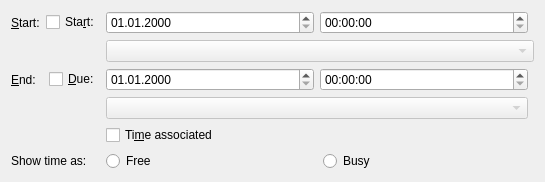
Above: incidenceeditors/incidenceeditor-ng/iedatetimemobile.ui from chusopr/kdepim-ktimetracker-akonadi before the change. Below: the same form after it.
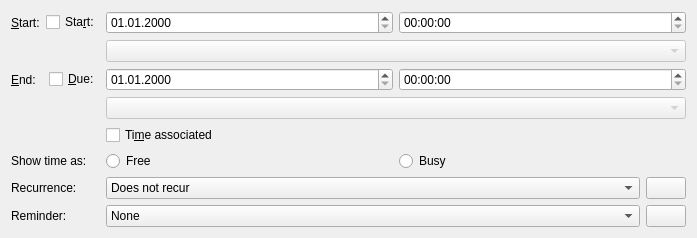
That is the form after the change. Custom widgets are drawn as their Qt base class.

Commit message: Enable most of the alarm and recurrence code for mobile too

Patch:
```diff
--- a/incidenceeditors/incidenceeditor-ng/iedatetimemobile.ui
+++ b/incidenceeditors/incidenceeditor-ng/iedatetimemobile.ui
@@ -6,12 +6,12 @@
    <rect>
     <x>0</x>
     <y>0</y>
-    <width>545</width>
-    <height>174</height>
+    <width>697</width>
+    <height>234</height>
    </rect>
   </property>
-  <layout class="QGridLayout" name="gridLayout">
-   <item row="1" column="0" colspan="2">
+  <layout class="QGridLayout" name="gridLayout_2">
+   <item row="0" column="0">
     <layout class="QHBoxLayout" name="horizontalLayout_7">
      <item>
       <widget class="QLabel" name="mStartLabel">
@@ -41,14 +41,14 @@
      </item>
     </layout>
    </item>
-   <item row="1" column="2">
+   <item row="0" column="1">
     <widget class="QDateEdit" name="mStartDateEdit">
      <property name="displayFormat">
       <string>MM.dd.yyyy</string>
      </property>
     </widget>
    </item>
-   <item row="1" column="3">
+   <item row="0" column="2">
     <widget class="QTimeEdit" name="mStartTimeEdit">
      <property name="sizePolicy">
       <sizepolicy hsizetype="MinimumExpanding" vsizetype="Fixed">
@@ -58,7 +58,23 @@
      </property>
     </widget>
    </item>
-   <item row="3" column="0" colspan="2">
+   <item row="1" column="1" colspan="2">
+    <widget class="KPIM::KTimeZoneComboBox" name="mTimeZoneComboStart">
+     <property name="enabled">
+      <bool>false</bool>
+     </property>
+     <property name="sizePolicy">
+      <sizepolicy hsizetype="MinimumExpanding" vsizetype="Fixed">
+       <horstretch>0</horstretch>
+       <verstretch>0</verstretch>
+      </sizepolicy>
+     </property>
+     <property name="whatsThis">
+      <string extracomment="@info:whatsthis">Select the timezone for this event. It will also affect recurrences</string>
+     </property>
+    </widget>
+   </item>
+   <item row="2" column="0">
     <layout class="QHBoxLayout" name="horizontalLayout_8">
      <item>
       <widget class="QLabel" name="mEndLabel">
@@ -88,7 +104,7 @@
      </item>
     </layout>
    </item>
-   <item row="3" column="2">
+   <item row="2" column="1">
     <widget class="QDateEdit" name="mEndDateEdit">
      <property name="sizePolicy">
       <sizepolicy hsizetype="MinimumExpanding" vsizetype="Fixed">
@@ -101,7 +117,7 @@
      </property>
     </widget>
    </item>
-   <item row="3" column="3">
+   <item row="2" column="2">
     <widget class="QTimeEdit" name="mEndTimeEdit">
      <property name="sizePolicy">
       <sizepolicy hsizetype="MinimumExpanding" vsizetype="Fixed">
@@ -111,7 +127,33 @@
      </property>
     </widget>
    </item>
-   <item row="7" column="0">
+   <item row="3" column="1" colspan="2">
+    <widget class="KPIM::KTimeZoneComboBox" name="mTimeZoneComboEnd">
+     <property name="enabled">
+      <bool>false</bool>
+     </property>
+     <property name="sizePolicy">
+      <sizepolicy hsizetype="MinimumExpanding" vsizetype="Fixed">
+       <horstretch>0</horstretch>
+       <verstretch>0</verstretch>
+      </sizepolicy>
+     </property>
+     <property name="whatsThis">
+      <string extracomment="@info:whatsthis">Select the timezone for this event. It will also affect recurrences</string>
+     </property>
+    </widget>
+   </item>
+   <item row="4" column="1" colspan="2">
+    <widget class="QCheckBox" name="mHasTimeCheck">
+     <property name="whatsThis">
+      <string>Set if this to-do's start and due dates have times associated with them.</string>
+     </property>
+     <property name="text">
+      <string>Ti&amp;me associated</string>
+     </property>
+    </widget>
+   </item>
+   <item row="5" column="0">
     <widget class="QLabel" name="mFreeBusyLabel">
      <property name="sizePolicy">
       <sizepolicy hsizetype="Fixed" vsizetype="Preferred">
@@ -124,7 +166,7 @@
      </property>
     </widget>
    </item>
-   <item row="7" column="2" colspan="3">
+   <item row="5" column="1" colspan="2">
     <layout class="QHBoxLayout" name="horizontalLayout">
      <item>
       <widget class="QRadioButton" name="mFreeRadio">
@@ -142,45 +184,132 @@
      </item>
     </layout>
    </item>
-   <item row="2" column="2" colspan="3">
-    <widget class="KPIM::KTimeZoneComboBox" name="mTimeZoneComboStart">
-     <property name="enabled">
-      <bool>false</bool>
-     </property>
-     <property name="sizePolicy">
-      <sizepolicy hsizetype="MinimumExpanding" vsizetype="Fixed">
-       <horstretch>0</horstretch>
-       <verstretch>0</verstretch>
-      </sizepolicy>
-     </property>
-     <property name="whatsThis">
-      <string extracomment="@info:whatsthis">Select the timezone for this event. It will also affect recurrences</string>
-     </property>
-    </widget>
-   </item>
-   <item row="5" column="2">
-    <widget class="QCheckBox" name="mHasTimeCheck">
-     <property name="whatsThis">
-      <string>Set if this to-do's start and due dates have times associated with them.</string>
-     </property>
+   <item row="6" column="0">
+    <widget class="QLabel" name="label_4">
      <property name="text">
-      <string>Ti&amp;me associated</string>
+      <string>Recurrence:</string>
      </property>
     </widget>
    </item>
-   <item row="4" column="2" colspan="2">
-    <widget class="KPIM::KTimeZoneComboBox" name="mTimeZoneComboEnd">
-     <property name="enabled">
-      <bool>false</bool>
-     </property>
-     <property name="sizePolicy">
-      <sizepolicy hsizetype="MinimumExpanding" vsizetype="Fixed">
-       <horstretch>0</horstretch>
-       <verstretch>0</verstretch>
-      </sizepolicy>
-     </property>
-     <property name="whatsThis">
-      <string extracomment="@info:whatsthis">Select the timezone for this event. It will also affect recurrences</string>
+   <item row="6" column="1" rowspan="2" colspan="2">
+    <layout class="QGridLayout" name="gridLayout">
+     <item row="0" column="0">
+      <widget class="KComboBox" name="mRecurrenceCombo">
+       <property name="sizePolicy">
+        <sizepolicy hsizetype="MinimumExpanding" vsizetype="Fixed">
+         <horstretch>0</horstretch>
+         <verstretch>0</verstretch>
+        </sizepolicy>
+       </property>
+       <item>
+        <property name="text">
+         <string>Does not recur</string>
+        </property>
+       </item>
+       <item>
+        <property name="text">
+         <string>Custom</string>
+        </property>
+       </item>
+      </widget>
+     </item>
+     <item row="0" column="1">
+      <widget class="QPushButton" name="mRecurrenceEditButton">
+       <property name="sizePolicy">
+        <sizepolicy hsizetype="Fixed" vsizetype="Fixed">
+         <horstretch>0</horstretch>
+         <verstretch>0</verstretch>
+        </sizepolicy>
+       </property>
+       <property name="text">
+        <string/>
+       </property>
+      </widget>
+     </item>
+     <item row="1" column="0">
+      <widget class="KComboBox" name="mAlarmCombo">
+       <property name="sizePolicy">
+        <sizepolicy hsizetype="MinimumExpanding" vsizetype="Fixed">
+         <horstretch>0</horstretch>
+         <verstretch>0</verstretch>
+        </sizepolicy>
+       </property>
+       <item>
+        <property name="text">
+         <string>None</string>
+        </property>
+       </item>
+       <item>
+        <property name="text">
+         <string>5 minutes before</string>
+        </property>
+       </item>
+       <item>
+        <property name="text">
+         <string>10 minutes before</string>
+        </property>
+       </item>
+       <item>
+        <property name="text">
+         <string>15 minutes before</string>
+        </property>
+       </item>
+       <item>
+        <property name="text">
+         <string>30 minutes before</string>
+        </property>
+       </item>
+       <item>
+        <property name="text">
+         <string>45 minutes before</string>
+        </property>
+       </item>
+       <item>
+        <property name="text">
+         <string>1 day before</string>
+        </property>
+       </item>
+       <item>
+        <property name="text">
+         <string>2 days before</string>
+        </property>
+       </item>
+       <item>
+        <property name="text">
+         <string>5 days before</string>
+        </property>
+       </item>
+       <item>
+        <property name="text">
+         <string>1 week before</string>
+        </property>
+       </item>
+       <item>
+        <property name="text">
+         <string>Custom</string>
+        </property>
+       </item>
+      </widget>
+     </item>
+     <item row="1" column="1">
+      <widget class="QPushButton" name="mAlarmEditButton">
+       <property name="sizePolicy">
+        <sizepolicy hsizetype="Fixed" vsizetype="Fixed">
+         <horstretch>0</horstretch>
+         <verstretch>0</verstretch>
+        </sizepolicy>
+       </property>
+       <property name="text">
+        <string/>
+       </property>
+      </widget>
+     </item>
+    </layout>
+   </item>
+   <item row="7" column="0">
+    <widget class="QLabel" name="label_2">
+     <property name="text">
+      <string>Reminder:</string>
      </property>
     </widget>
    </item>
```
The commit also changes 2 other files.
